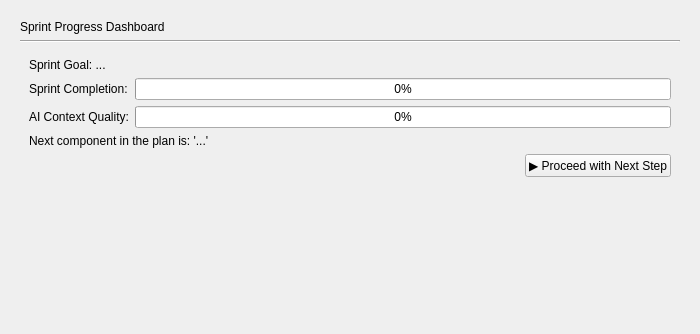
Old version of the form gui/genesis_page.ui in the repository mariolewis/asdf_factory; both pictures show x 0 to 700 and y 0 to 334 of the 700 by 500 pixel window.
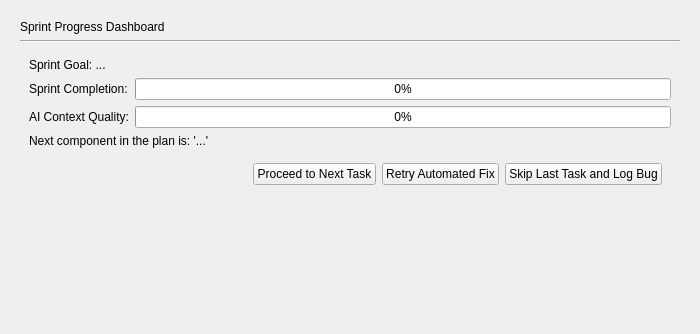
New version of the form. The open tabs and pages were chosen to show the change.

Diff of the .ui file:
```diff
--- a/gui/genesis_page.ui
+++ b/gui/genesis_page.ui
@@ -100,6 +100,11 @@
         </widget>
        </item>
        <item>
+        <widget class="QStackedWidget" name="actionButtonStackedWidget">
+         <property name="currentIndex">
+          <number>0</number>
+         </property>
+         <widget class="QWidget" name="normalModePage">
         <layout class="QHBoxLayout" name="horizontalLayout">
          <item>
           <spacer name="horizontalSpacer">
@@ -122,6 +127,46 @@
           </widget>
          </item>
         </layout>
+         </widget>
+         <widget class="QWidget" name="manualFixModePage">
+          <layout class="QHBoxLayout" name="horizontalLayout_manual">
+           <item>
+            <spacer name="horizontalSpacer_manual">
+             <property name="orientation">
+              <enum>Qt::Horizontal</enum>
+             </property>
+             <property name="sizeHint" stdset="0">
+              <size>
+               <width>40</width>
+               <height>20</height>
+              </size>
+             </property>
+            </spacer>
+           </item>
+           <item>
+            <widget class="QPushButton" name="acknowledgeButton">
+             <property name="text">
+              <string>Proceed to Next Task</string>
+             </property>
+            </widget>
+           </item>
+           <item>
+            <widget class="QPushButton" name="retryButton">
+             <property name="text">
+              <string>Retry Automated Fix</string>
+             </property>
+            </widget>
+           </item>
+           <item>
+            <widget class="QPushButton" name="skipButton">
+             <property name="text">
+              <string>Skip Last Task and Log Bug</string>
+             </property>
+            </widget>
+           </item>
+          </layout>
+         </widget>
+        </widget>
        </item>
        <item>
         <spacer name="verticalSpacer">
```
Lines whose indentation alone changed are shown as unchanged.
